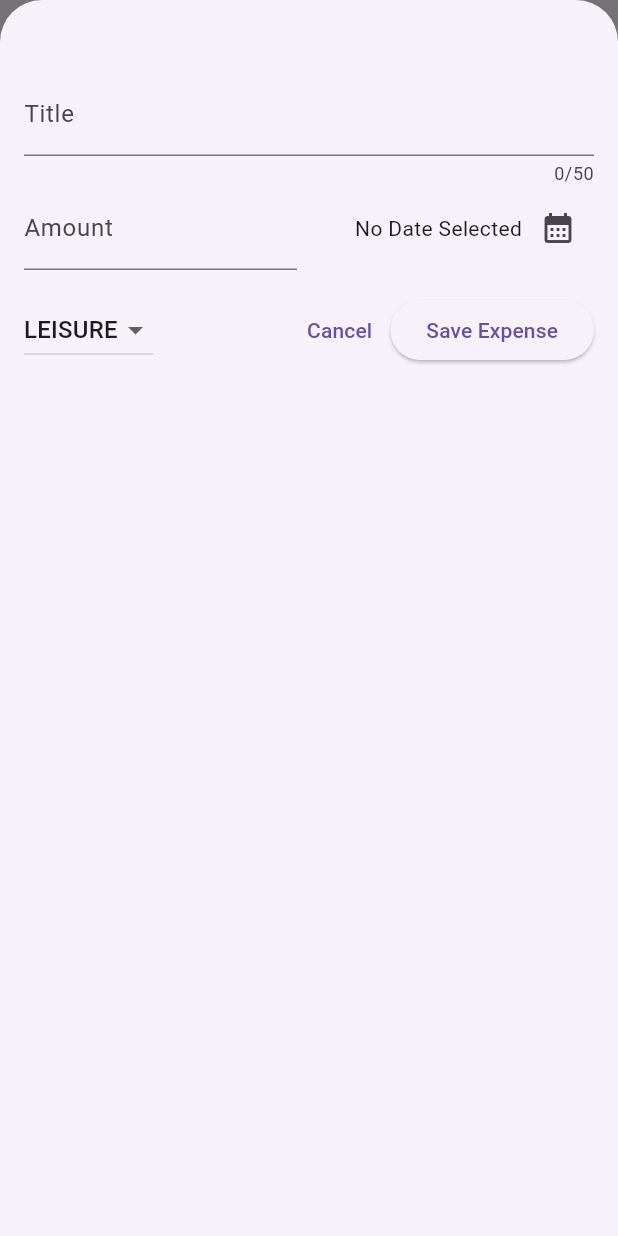
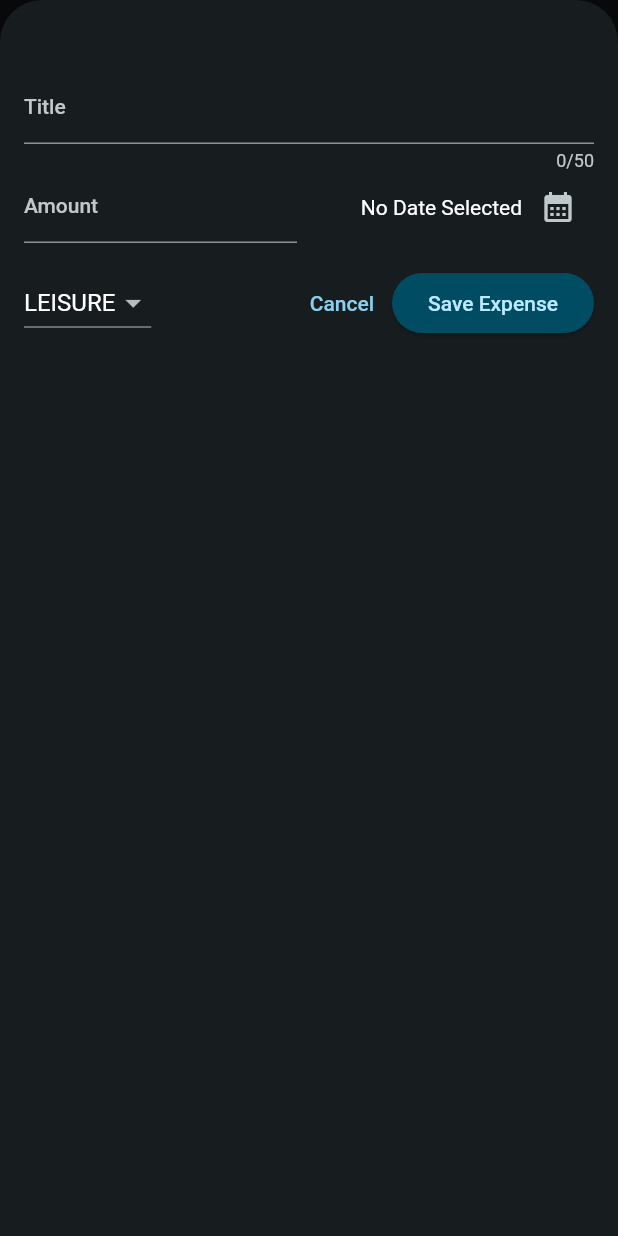
Before and after one commit to neerajg1320/flutter-expense-tracker, a Flutter app: the screen it shows after launch, after a tap on the "add" icon, on a phone screen of 412 x 824 dp. Run offline on Flutter 3.47's test engine with Material 2 defaults, Android fonts, the phone set to English and light mode, and no system bars.

```diff
--- a/lib/expenses_screen.dart
+++ b/lib/expenses_screen.dart
@@ -1,3 +1,4 @@
+import 'package:expense_tracker/widgets/chart/chart.dart';
 import 'package:expense_tracker/widgets/expenses/new_expense.dart';
 import 'package:flutter/material.dart';
 import 'package:expense_tracker/models/expense.dart';
@@ -94,7 +95,7 @@ class _ExpensesScreenState  extends State<ExpensesScreen> {
       body: Column(
         children:  [
           // Toolbar with the Add button
-          const Text('The chart'),
+          Chart(expenses: _registeredExpenses),
           Expanded(
             child: mainContent,
           ),
--- a/lib/main.dart
+++ b/lib/main.dart
@@ -1,9 +1,55 @@
 import 'package:flutter/material.dart';
 import 'package:expense_tracker/expenses_screen.dart';
 
+var kColorScheme = ColorScheme.fromSeed(seedColor: const Color.fromARGB(255, 96, 59, 181));
+
+var kDarkColorScheme = ColorScheme.fromSeed(
+  brightness: Brightness.dark,
+  seedColor: const Color.fromARGB(255, 5, 99, 125),
+);
+
 void main() {
   runApp(MaterialApp(
-    theme: ThemeData(useMaterial3: true), // Not necessary once default in sdk is changed
+    darkTheme: ThemeData.dark().copyWith(
+      useMaterial3: true,
+      colorScheme: kDarkColorScheme,
+      cardTheme: const CardTheme().copyWith(
+        color: kDarkColorScheme.secondaryContainer,
+        margin: const EdgeInsets.symmetric(horizontal: 16, vertical: 8)
+      ),
+      elevatedButtonTheme: ElevatedButtonThemeData(
+        style: ElevatedButton.styleFrom(
+          backgroundColor: kDarkColorScheme.primaryContainer,
+          foregroundColor: kDarkColorScheme.onPrimaryContainer
+        ),
+      ),
+    ),
+    theme: ThemeData().copyWith(
+        useMaterial3: true,
+        // scaffoldBackgroundColor: const Color.fromARGB(255, 220, 189, 252),
+        colorScheme: kColorScheme,
+        appBarTheme: const AppBarTheme().copyWith(
+          backgroundColor: kColorScheme.onPrimaryContainer,
+          foregroundColor: kColorScheme.primaryContainer
+        ),
+        cardTheme: const CardTheme().copyWith(
+          color: kColorScheme.secondaryContainer,
+          margin: const EdgeInsets.symmetric(horizontal: 16, vertical: 8)
+        ),
+        elevatedButtonTheme: ElevatedButtonThemeData(
+          style: ElevatedButton.styleFrom(
+            backgroundColor: kColorScheme.primaryContainer
+          ),
+        ),
+        textTheme: ThemeData().textTheme.copyWith(
+          titleLarge: TextStyle(
+            fontWeight: FontWeight.normal,
+            color: kColorScheme.onSecondaryContainer,
+            fontSize: 16,
+          ),
+        )
+      ),
+    themeMode: ThemeMode.dark,
     home: const ExpensesScreen()
   ));
 }
--- a/lib/models/expense.dart
+++ b/lib/models/expense.dart
@@ -36,3 +36,25 @@ class Expense {
     return dateFormatter.format(date);
   }
 }
+
+class ExpenseBucket {
+  const ExpenseBucket({
+    required this.category,
+    required this.expenses
+  });
+
+  ExpenseBucket.forCategory(List<Expense> allExpenses, this.category): expenses = allExpenses.where((expense) => expense.category == category).toList();
+
+  final Category category;
+  final List<Expense> expenses;
+
+  double get totalExpenses {
+    double sum = 0;
+
+    for (final expense in expenses) {
+      sum += expense.amount;
+    }
+
+    return sum;
+  }
+}
--- /dev/null
+++ b/lib/widgets/chart/chart.dart
@@ -0,0 +1,95 @@
+import 'package:flutter/material.dart';
+
+import 'package:expense_tracker/widgets/chart/chart_bar.dart';
+import 'package:expense_tracker/models/expense.dart';
+
+class Chart extends StatelessWidget {
+  const Chart({super.key, required this.expenses});
+
+  final List<Expense> expenses;
+
+  List<ExpenseBucket> get buckets {
+    return [
+      ExpenseBucket.forCategory(expenses, Category.food),
+      ExpenseBucket.forCategory(expenses, Category.leisure),
+      ExpenseBucket.forCategory(expenses, Category.travel),
+      ExpenseBucket.forCategory(expenses, Category.work),
+    ];
+  }
+
+  double get maxTotalExpense {
+    double maxTotalExpense = 0;
+
+    for (final bucket in buckets) {
+      if (bucket.totalExpenses > maxTotalExpense) {
+        maxTotalExpense = bucket.totalExpenses;
+      }
+    }
+
+    return maxTotalExpense;
+  }
+
+  @override
+  Widget build(BuildContext context) {
+    final isDarkMode =
+        MediaQuery.of(context).platformBrightness == Brightness.dark;
+    return Container(
+      margin: const EdgeInsets.all(16),
+      padding: const EdgeInsets.symmetric(
+        vertical: 16,
+        horizontal: 8,
+      ),
+      width: double.infinity,
+      height: 180,
+      decoration: BoxDecoration(
+        borderRadius: BorderRadius.circular(8),
+        gradient: LinearGradient(
+          colors: [
+            Theme.of(context).colorScheme.primary.withOpacity(0.3),
+            Theme.of(context).colorScheme.primary.withOpacity(0.0)
+          ],
+          begin: Alignment.bottomCenter,
+          end: Alignment.topCenter,
+        ),
+      ),
+      child: Column(
+        children: [
+          Expanded(
+            child: Row(
+              crossAxisAlignment: CrossAxisAlignment.end,
+              children: [
+                for (final bucket in buckets) // alternative to map()
+                  ChartBar(
+                    fill: bucket.totalExpenses == 0
+                        ? 0
+                        : bucket.totalExpenses / maxTotalExpense,
+                  )
+              ],
+            ),
+          ),
+          const SizedBox(height: 12),
+          Row(
+            children: buckets
+                .map(
+                  (bucket) => Expanded(
+                    child: Padding(
+                      padding: const EdgeInsets.symmetric(horizontal: 4),
+                      child: Icon(
+                        categoryIcons[bucket.category],
+                        color: isDarkMode
+                            ? Theme.of(context).colorScheme.secondary
+                            : Theme.of(context)
+                                .colorScheme
+                                .primary
+                                .withOpacity(0.7),
+                      ),
+                    ),
+                  ),
+                )
+                .toList(),
+          )
+        ],
+      ),
+    );
+  }
+}
--- /dev/null
+++ b/lib/widgets/chart/chart_bar.dart
@@ -0,0 +1,34 @@
+import 'package:flutter/material.dart';
+
+class ChartBar extends StatelessWidget {
+  const ChartBar({
+    super.key,
+    required this.fill,
+  });
+
+  final double fill;
+
+  @override
+  Widget build(BuildContext context) {
+    final isDarkMode =
+        MediaQuery.of(context).platformBrightness == Brightness.dark;
+    return Expanded(
+      child: Padding(
+        padding: const EdgeInsets.symmetric(horizontal: 4),
+        child: FractionallySizedBox(
+          heightFactor: fill,
+          child: DecoratedBox(
+            decoration: BoxDecoration(
+              shape: BoxShape.rectangle,
+              borderRadius:
+                  const BorderRadius.vertical(top: Radius.circular(8)),
+              color: isDarkMode
+                  ? Theme.of(context).colorScheme.secondary
+                  : Theme.of(context).colorScheme.primary.withOpacity(0.65),
+            ),
+          ),
+        ),
+      ),
+    );
+  }
+}
--- a/lib/widgets/expenses/expenses_item.dart
+++ b/lib/widgets/expenses/expenses_item.dart
@@ -16,8 +16,12 @@ class ExpenseItem extends StatelessWidget {
           vertical: 16,
         ),
         child: Column(
+          crossAxisAlignment: CrossAxisAlignment.start,
           children: [
-            Text(expense.title),
+            Text(
+              expense.title,
+              style: Theme.of(context).textTheme.titleLarge
+            ),
             const SizedBox(height: 4,),
             Row(
               children: [
--- a/lib/widgets/expenses/expenses_list.dart
+++ b/lib/widgets/expenses/expenses_list.dart
@@ -17,6 +17,10 @@ class ExpensesList extends StatelessWidget {
     return ListView.builder(
         itemBuilder: (ctx, index) => Dismissible(
               key: ValueKey(expenses[index]),
+              background: Container(
+                color: Theme.of(ctx).colorScheme.error.withOpacity(0.75),
+                margin: EdgeInsets.symmetric(horizontal: Theme.of(ctx).cardTheme.margin!.horizontal),
+              ),
               child: ExpenseItem(expenses[index]),
               onDismissed: (direction) {
                 onRemoveExpense(expenses[index]);
```
